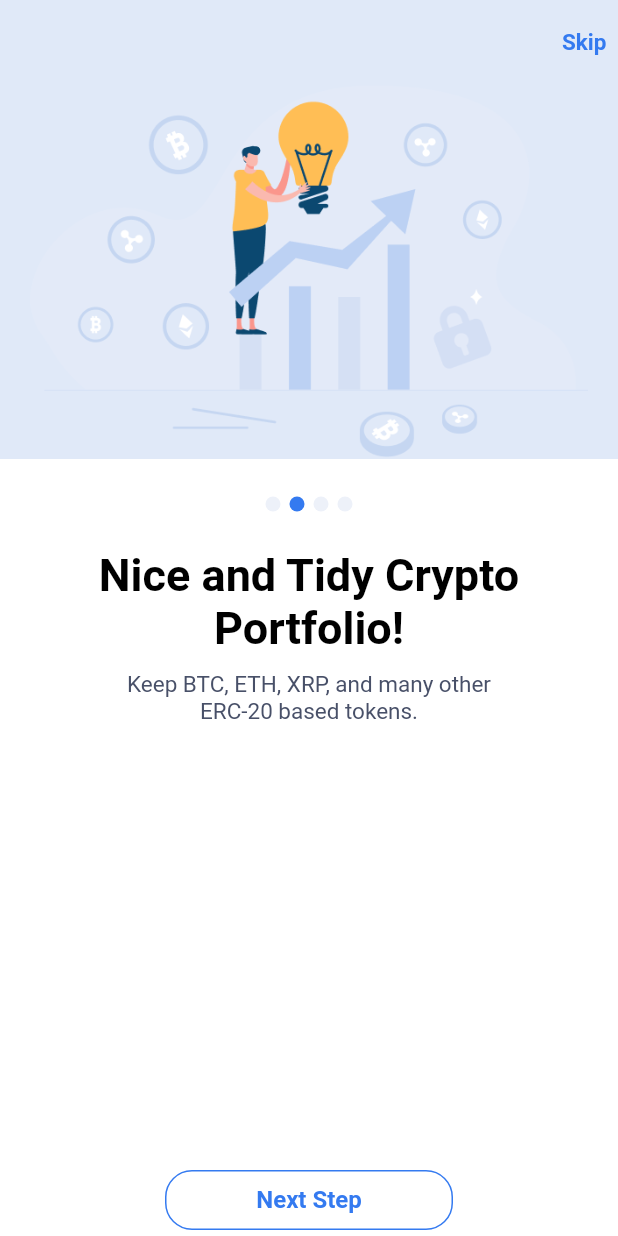
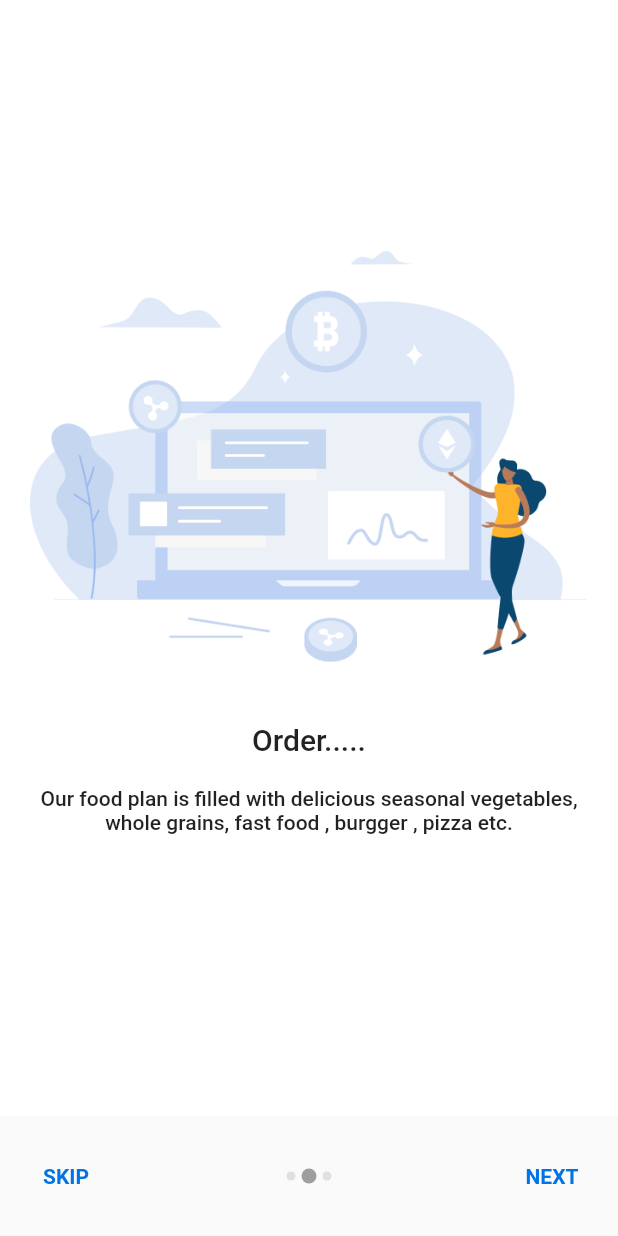
Before and after one commit to Mujhtech/varspay_tech_app, a Flutter app: the screen it shows after launch, swiped to page 2, on a phone screen of 412 x 824 dp. Run offline on Flutter 3.47's test engine with Material 2 defaults, Android fonts, the phone set to English and light mode, and no system bars.

Commit message:
add second welcome page

```diff
--- a/lib/main.dart
+++ b/lib/main.dart
@@ -1,6 +1,6 @@
 import 'package:flutter/material.dart';
+import 'package:varspay_tech/screens/SecondWelcomeScreen.dart';
 import 'dart:async';
-import 'package:varspay_tech/screens/WelcomeScreen.dart';
 
 void main() {
   runApp(MaterialApp(
@@ -19,8 +19,8 @@ class _MyAppState extends State<MyApp> {
   void initState() {
     super.initState();
     Timer(Duration(seconds: 6), () {
-      Navigator.pushReplacement(
-          context, MaterialPageRoute(builder: (context) => WelcomeScreen()));
+      Navigator.pushReplacement(context,
+          MaterialPageRoute(builder: (context) => SecondWelcomeScreen()));
     });
   }
 
--- /dev/null
+++ b/lib/models/SliderModel.dart
@@ -0,0 +1,65 @@
+class SliderModel {
+  String imageAssetPath;
+  String title;
+  String desc;
+
+  SliderModel({this.imageAssetPath, this.title, this.desc});
+
+  void setImageAssetPath(String getImageAssetPath) {
+    imageAssetPath = getImageAssetPath;
+  }
+
+  void setTitle(String getTitle) {
+    title = getTitle;
+  }
+
+  void setDesc(String getDesc) {
+    desc = getDesc;
+  }
+
+  String getImageAssetPath() {
+    return imageAssetPath;
+  }
+
+  String getTitle() {
+    return title;
+  }
+
+  String getDesc() {
+    return desc;
+  }
+}
+
+List<SliderModel> getSlides() {
+  List<SliderModel> slides = new List<SliderModel>();
+  SliderModel sliderModel = new SliderModel();
+
+  //1
+  sliderModel
+      .setDesc("Discover a Food Courner offering the best fast food near you");
+  sliderModel.setTitle("Search......");
+  sliderModel.setImageAssetPath("assets/images/desktop.png");
+  slides.add(sliderModel);
+
+  sliderModel = new SliderModel();
+
+  //2
+  sliderModel.setDesc(
+      "Our food plan is filled with delicious seasonal vegetables, whole grains, fast food , burgger , pizza etc.");
+  sliderModel.setTitle("Order..... ");
+  sliderModel.setImageAssetPath("assets/images/desktop.png");
+  slides.add(sliderModel);
+
+  sliderModel = new SliderModel();
+
+  //3
+  sliderModel.setDesc(
+      "Food delivery or pickup from local restaurants, Explore restaurants that deliver near you.");
+  sliderModel.setTitle("Deliver........");
+  sliderModel.setImageAssetPath("assets/images/desktop.png");
+  slides.add(sliderModel);
+
+  sliderModel = new SliderModel();
+
+  return slides;
+}
--- /dev/null
+++ b/lib/screens/SecondWelcomeScreen.dart
@@ -0,0 +1,170 @@
+import 'package:flutter/material.dart';
+import 'dart:io';
+import 'package:varspay_tech/models/SliderModel.dart';
+
+class SecondWelcomeScreen extends StatefulWidget {
+  @override
+  _SecondWelcomeScreenState createState() => _SecondWelcomeScreenState();
+}
+
+class _SecondWelcomeScreenState extends State<SecondWelcomeScreen> {
+  List<SliderModel> mySLides = new List<SliderModel>();
+  int slideIndex = 0;
+  PageController controller;
+
+  Widget _buildPageIndicator(bool isCurrentPage) {
+    return Container(
+      margin: EdgeInsets.symmetric(horizontal: 2.0),
+      height: isCurrentPage ? 10.0 : 6.0,
+      width: isCurrentPage ? 10.0 : 6.0,
+      decoration: BoxDecoration(
+        color: isCurrentPage ? Colors.grey : Colors.grey[300],
+        borderRadius: BorderRadius.circular(12),
+      ),
+    );
+  }
+
+  @override
+  void initState() {
+    super.initState();
+    mySLides = getSlides();
+    controller = new PageController();
+  }
+
+  @override
+  Widget build(BuildContext context) {
+    return Container(
+      decoration: BoxDecoration(
+          gradient: LinearGradient(
+              colors: [const Color(0xff3C8CE7), const Color(0xff00EAFF)])),
+      child: Scaffold(
+        backgroundColor: Colors.white,
+        body: Container(
+          height: MediaQuery.of(context).size.height - 100,
+          child: PageView(
+            controller: controller,
+            onPageChanged: (index) {
+              setState(() {
+                slideIndex = index;
+              });
+            },
+            children: <Widget>[
+              SlideTile(
+                imagePath: mySLides[0].getImageAssetPath(),
+                title: mySLides[0].getTitle(),
+                desc: mySLides[0].getDesc(),
+              ),
+              SlideTile(
+                imagePath: mySLides[1].getImageAssetPath(),
+                title: mySLides[1].getTitle(),
+                desc: mySLides[1].getDesc(),
+              ),
+              SlideTile(
+                imagePath: mySLides[2].getImageAssetPath(),
+                title: mySLides[2].getTitle(),
+                desc: mySLides[2].getDesc(),
+              )
+            ],
+          ),
+        ),
+        bottomSheet: slideIndex != 2
+            ? Container(
+                margin: EdgeInsets.symmetric(vertical: 16),
+                child: Row(
+                  mainAxisAlignment: MainAxisAlignment.spaceBetween,
+                  children: <Widget>[
+                    FlatButton(
+                      onPressed: () {
+                        controller.animateToPage(2,
+                            duration: Duration(milliseconds: 400),
+                            curve: Curves.linear);
+                      },
+                      splashColor: Colors.blue[50],
+                      child: Text(
+                        "SKIP",
+                        style: TextStyle(
+                            color: Color(0xFF0074E4),
+                            fontWeight: FontWeight.w600),
+                      ),
+                    ),
+                    Container(
+                      child: Row(
+                        children: [
+                          for (int i = 0; i < 3; i++)
+                            i == slideIndex
+                                ? _buildPageIndicator(true)
+                                : _buildPageIndicator(false),
+                        ],
+                      ),
+                    ),
+                    FlatButton(
+                      onPressed: () {
+                        print("this is slideIndex: $slideIndex");
+                        controller.animateToPage(slideIndex + 1,
+                            duration: Duration(milliseconds: 500),
+                            curve: Curves.linear);
+                      },
+                      splashColor: Colors.blue[50],
+                      child: Text(
+                        "NEXT",
+                        style: TextStyle(
+                            color: Color(0xFF0074E4),
+                            fontWeight: FontWeight.w600),
+                      ),
+                    ),
+                  ],
+                ),
+              )
+            : InkWell(
+                onTap: () {
+                  print("Get Started Now");
+                },
+                child: Container(
+                  height: Platform.isIOS ? 70 : 60,
+                  color: Colors.blue,
+                  alignment: Alignment.center,
+                  child: Text(
+                    "GET STARTED NOW",
+                    style: TextStyle(
+                        color: Colors.white, fontWeight: FontWeight.w600),
+                  ),
+                ),
+              ),
+      ),
+    );
+  }
+}
+
+class SlideTile extends StatelessWidget {
+  final String imagePath, title, desc;
+
+  SlideTile({this.imagePath, this.title, this.desc});
+
+  @override
+  Widget build(BuildContext context) {
+    return Container(
+      padding: EdgeInsets.symmetric(horizontal: 20),
+      alignment: Alignment.center,
+      child: Column(
+        mainAxisAlignment: MainAxisAlignment.center,
+        children: <Widget>[
+          Image.asset(imagePath),
+          SizedBox(
+            height: 40,
+          ),
+          Text(
+            title,
+            textAlign: TextAlign.center,
+            style: TextStyle(fontWeight: FontWeight.w500, fontSize: 20),
+          ),
+          SizedBox(
+            height: 20,
+          ),
+          Text(desc,
+              textAlign: TextAlign.center,
+              style: TextStyle(fontWeight: FontWeight.w500, fontSize: 14))
+        ],
+      ),
+    );
+  }
+}
```
